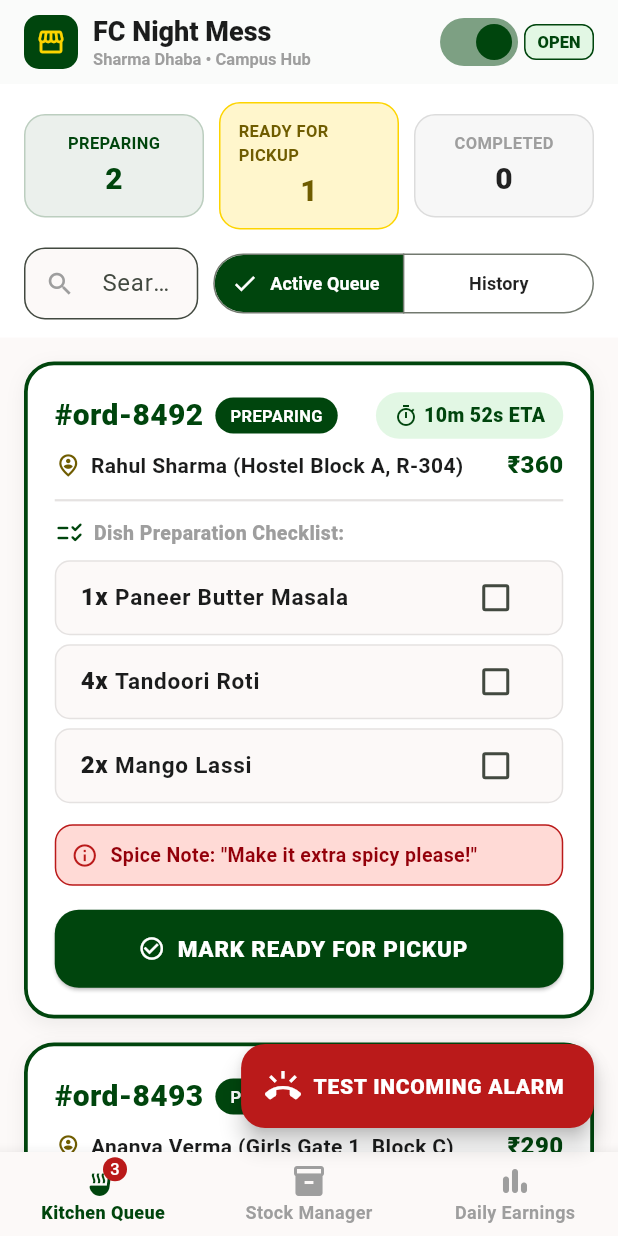
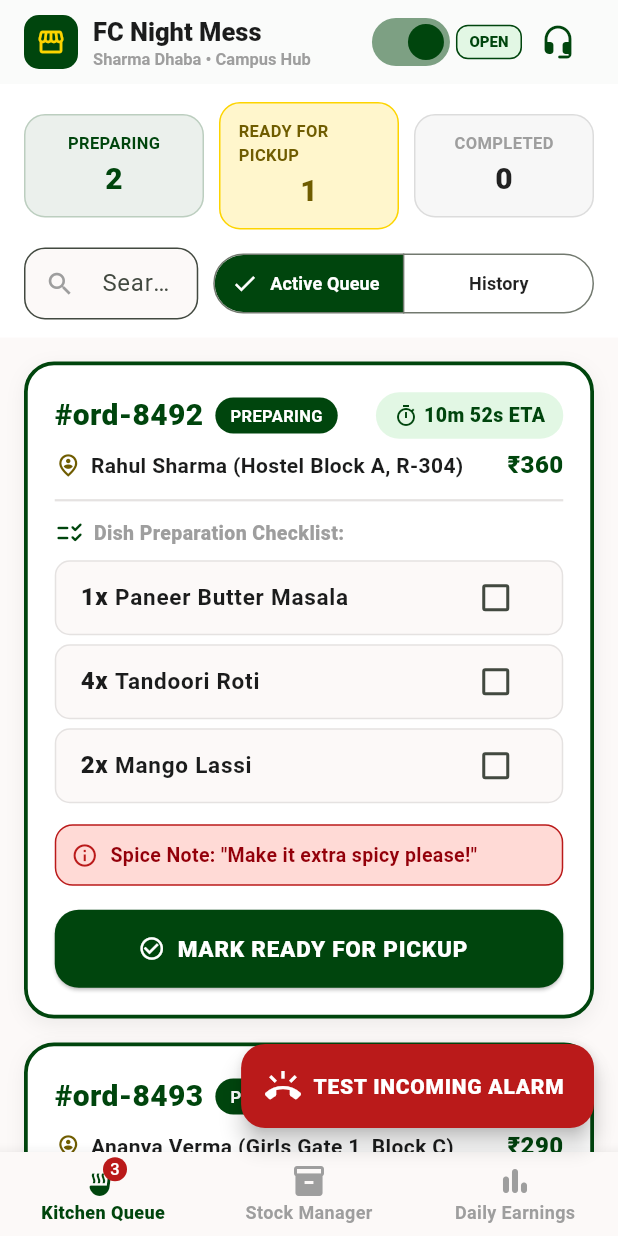
Before and after one commit to Tribal-Chief-001/Kraveo, a Flutter app: the screen it shows after launch, on a phone screen of 412 x 824 dp. Run offline on Flutter 3.47's test engine with Material 3 defaults, Android fonts, the phone set to English and light mode, and no system bars; our stand-ins replace audioplayers, permission_handler; Roboto replaces fonts that are missing (Plus Jakarta Sans).

Commit message:
feat: enhance Vendor App with PermissionService, runtime Android permissions, Light Mode Stitch theme, and Campus Support Hotline

```diff
--- a/apps/vendor_app/lib/screens/vendor_home.dart
+++ b/apps/vendor_app/lib/screens/vendor_home.dart
@@ -1,5 +1,6 @@
 import 'package:flutter/material.dart';
 import '../services/audio_alert_service.dart';
+import '../services/permission_service.dart';
 import '../widgets/incoming_order_dialog.dart';
 import '../models/order_model.dart';
 import '../models/dish_model.dart';
@@ -17,6 +18,7 @@ class VendorHomeScreen extends StatefulWidget {
 class _VendorHomeScreenState extends State<VendorHomeScreen> {
   int _currentIndex = 0;
   bool isStoreOpen = true;
+  bool isAutoAcceptEnabled = false;
 
   // Master State for Kitchen Orders
   late List<OrderModel> _orders;
@@ -28,6 +30,7 @@ class _VendorHomeScreenState extends State<VendorHomeScreen> {
   void initState() {
     super.initState();
     _initSampleData();
+    PermissionService.requestVendorPermissions();
   }
 
   void _initSampleData() {
@@ -119,6 +122,22 @@ class _VendorHomeScreenState extends State<VendorHomeScreen> {
     );
   }
 
+  void _callCampusAdminSupport() {
+    ScaffoldMessenger.of(context).showSnackBar(
+      const SnackBar(
+        content: Row(
+          children: [
+            Icon(Icons.phone_in_talk, color: Color(0xFFFDD400)),
+            SizedBox(width: 10),
+            Text('Calling Kraveo Campus Ops Helpline: +91 98765 43214', style: TextStyle(fontWeight: FontWeight.bold)),
+          ],
+        ),
+        backgroundColor: Color(0xFF00450D),
+        duration: Duration(seconds: 4),
+      ),
+    );
+  }
+
   @override
   Widget build(BuildContext context) {
     final activeCount = _orders.where((o) => o.status == OrderStatus.preparing || o.status == OrderStatus.ready).length;
@@ -145,7 +164,7 @@ class _VendorHomeScreenState extends State<VendorHomeScreen> {
                 children: const [
                   Text(
                     'FC Night Mess',
-                    style: TextStyle(fontWeight: FontWeight.w900, fontSize: 18, color: Color(0xFF1B1C1C)),
+                    style: TextStyle(fontWeight: FontWeight.w900, fontSize: 17, color: Color(0xFF1B1C1C)),
                     overflow: TextOverflow.ellipsis,
                   ),
                   Text(
@@ -155,6 +174,8 @@ class _VendorHomeScreenState extends State<VendorHomeScreen> {
                 ],
               ),
             ),
+
+            // Master Store OPEN / CLOSED Switch
             Row(
               children: [
                 Switch(
@@ -164,7 +185,7 @@ class _VendorHomeScreenState extends State<VendorHomeScreen> {
                     setState(() => isStoreOpen = val);
                     ScaffoldMessenger.of(context).showSnackBar(
                       SnackBar(
-                        content: Text(isStoreOpen ? 'Store is now OPEN for orders' : 'Store is now CLOSED'),
+                        content: Text(isStoreOpen ? '🟢 Dhaba is now OPEN for orders' : '🔴 Dhaba is now CLOSED'),
                         duration: const Duration(seconds: 2),
                       ),
                     );
@@ -184,9 +205,14 @@ class _VendorHomeScreenState extends State<VendorHomeScreen> {
                     style: TextStyle(
                       color: isStoreOpen ? const Color(0xFF00450D) : const Color(0xFFBA1A1A),
                       fontWeight: FontWeight.w900,
-                      fontSize: 11,
+                      fontSize: 10,
                     ),
                   ),
+                ),
+                IconButton(
+                  icon: const Icon(Icons.headset_mic_rounded, color: Color(0xFF00450D)),
+                  tooltip: 'Call Kraveo Campus Ops Support',
+                  onPressed: _callCampusAdminSupport,
                 ),
               ],
             ),
--- /dev/null
+++ b/apps/vendor_app/lib/services/permission_service.dart
@@ -0,0 +1,31 @@
+import 'package:permission_handler/permission_handler.dart';
+
+class PermissionService {
+  /// Prompts dhaba cook for Notification, Alarm, Audio, and Background permissions on app start.
+  static Future<void> requestVendorPermissions() async {
+    print('🔑 [Permission Engine] Requesting runtime Android system permissions for Vendor App...');
+
+    try {
+      // 1. Notification Permission (Android 13+)
+      final notificationStatus = await Permission.notification.request();
+      print('🔔 Notification Permission Status: $notificationStatus');
+
+      // 2. Exact Alarm Permission (Android 12+)
+      if (await Permission.scheduleExactAlarm.isDenied) {
+        await Permission.scheduleExactAlarm.request();
+      }
+
+      // 3. System Alert Window (Overlays on lock screen)
+      if (await Permission.systemAlertWindow.isDenied) {
+        await Permission.systemAlertWindow.request();
+      }
+
+      // 4. Ignore Battery Optimizations (Prevents OS from killing audio alarm in background)
+      if (await Permission.ignoreBatteryOptimizations.isDenied) {
+        await Permission.ignoreBatteryOptimizations.request();
+      }
+    } catch (e) {
+      print('⚠️ Permission Handler Notice: $e');
+    }
+  }
+}
--- a/apps/vendor_app/pubspec.yaml
+++ b/apps/vendor_app/pubspec.yaml
@@ -12,6 +12,7 @@ dependencies:
   cupertino_icons: ^1.0.6
   http: ^1.2.1
   audioplayers: ^6.0.0
+  permission_handler: ^11.3.1
 
 dev_dependencies:
   flutter_test:
```
Also changed, not shown: apps/vendor_app/pubspec.lock.
